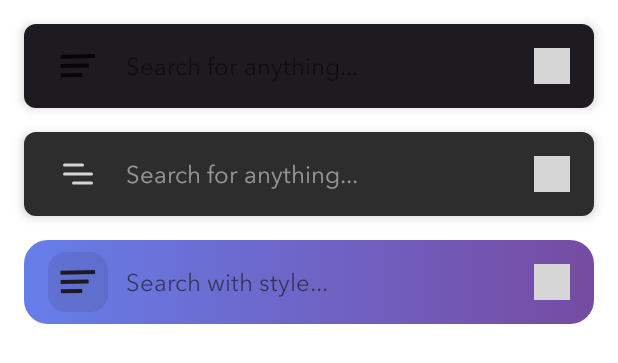
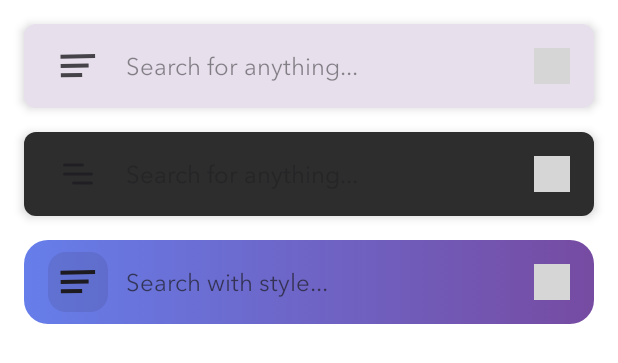
Before and after one commit to fsfaysalcse/Zenify, an Android app built with Jetpack Compose: the @Preview function PreviewModernSearchBar, on a phone screen of 412 x 824 dp. Shown: the top 363 px of the screen. Run offline under Robolectric (Android 15) with nearby library versions, the phone set to English and light mode, and no system bars; grey boxes are pictures that could not be loaded.

Commit message:
Update markdown file

```diff
--- a/app/src/main/java/com/faysal/zenify/ui/components/SearchBar.kt
+++ b/app/src/main/java/com/faysal/zenify/ui/components/SearchBar.kt
@@ -32,7 +32,7 @@ fun ModernSearchBar(
     onNavigationClick: () -> Unit = {},
     onSearchTextChange: (String) -> Unit = {},
     placeholder: String = "Search...",
-    backgroundColor: Color = MaterialTheme.colorScheme.onSurface,
+    backgroundColor: Color = MaterialTheme.colorScheme.surfaceVariant,
     contentColor: Color = Color.Black,
     elevation: Int = 4
 ) {
@@ -80,7 +80,7 @@ fun ModernSearchBar(
                         Icon(
                             painter = painterResource(icon),
                             contentDescription = "Navigation",
-                            tint = contentColor.copy(alpha = 0.8f),
+                            tint = MaterialTheme.colorScheme.onSurface.copy(alpha = 0.8f),
                             modifier = Modifier.size(24.dp)
                         )
                     }
@@ -116,7 +116,7 @@ fun ModernSearchBar(
                                 text = placeholder,
                                 fontFamily = AvenirNext,
                                 fontSize = 16.sp,
-                                color = contentColor.copy(alpha = 0.5f),
+                                color = MaterialTheme.colorScheme.onSurface.copy(alpha = 0.5f),
                                 fontWeight = FontWeight.Normal
                             )
                         }
@@ -131,7 +131,7 @@ fun ModernSearchBar(
             Icon(
                 painter = painterResource(id = R.drawable.ic_search),
                 contentDescription = "Search",
-                tint = contentColor.copy(alpha = 0.7f),
+                tint = MaterialTheme.colorScheme.onSurface.copy(alpha = 0.7f),
                 modifier = Modifier.size(24.dp)
             )
         }
--- a/app/src/main/java/com/faysal/zenify/ui/screen/HomeContent.kt
+++ b/app/src/main/java/com/faysal/zenify/ui/screen/HomeContent.kt
@@ -11,7 +11,6 @@ import androidx.compose.foundation.layout.statusBarsPadding
 import androidx.compose.foundation.pager.HorizontalPager
 import androidx.compose.foundation.pager.rememberPagerState
 import androidx.compose.material3.ExperimentalMaterial3Api
-import androidx.compose.material3.MaterialTheme
 import androidx.compose.material3.ModalBottomSheet
 import androidx.compose.material3.ModalBottomSheetProperties
 import androidx.compose.material3.Scaffold
@@ -31,14 +30,12 @@ import androidx.compose.ui.Alignment
 import androidx.compose.ui.Modifier
 import androidx.compose.ui.graphics.Color
 import androidx.compose.ui.graphics.RectangleShape
-import androidx.compose.ui.tooling.preview.Preview
 import androidx.compose.ui.unit.dp
 import androidx.media3.common.util.UnstableApi
 import com.faysal.zenify.ui.components.MiniPlayer
 import com.faysal.zenify.ui.components.ModernCustomTabBar
 import com.faysal.zenify.ui.components.ModernSearchBar
 import com.faysal.zenify.ui.components.MusicPlayerHomeBackground
-import com.faysal.zenify.ui.mock.rememberFakeMusicViewModel
 import com.faysal.zenify.ui.states.MusicScreen
 import com.faysal.zenify.ui.viewModels.MusicViewModel
 import kotlinx.coroutines.launch
@@ -87,10 +84,11 @@ fun HomeContent(
         }
     }
 
-    MusicPlayerHomeBackground() {
-        Scaffold(
+
+    Scaffold(
             snackbarHost = { SnackbarHost(snackbarHostState) }
         ) { innerPadding ->
+        MusicPlayerHomeBackground() {
             Box(modifier = Modifier.fillMaxSize()) {
                 Column(
                     modifier = Modifier
```
Also changed, not shown: 2 other files.
